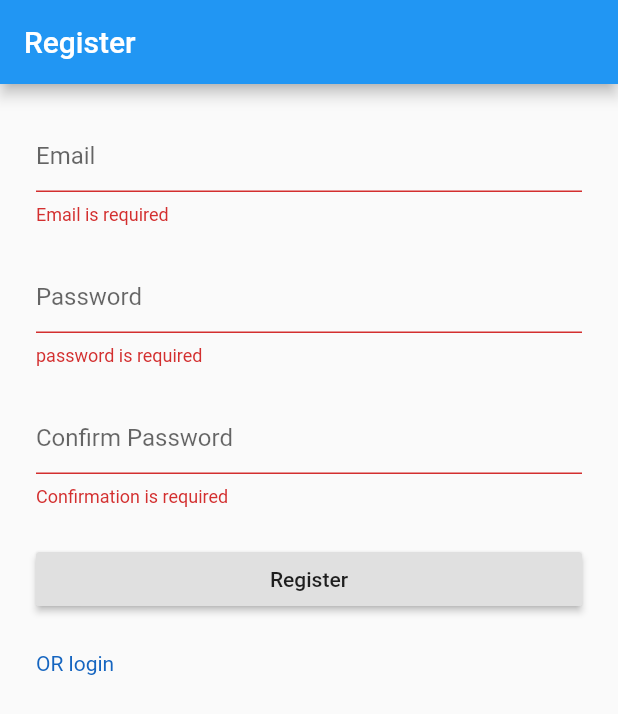
After one commit to FadyAhmed/ToDo_APP_Using_Flutter, a Flutter app: the screen it shows after launch, after a tap on "Login", after a tap on "Rigester now", after a tap on "Register", on a phone screen of 412 x 824 dp. The commit adds this screen. Shown: the top 714 px of the screen. Run offline on Flutter 3.47's test engine with Material 2 defaults, Android fonts, the phone set to English and light mode, and no system bars; our stand-ins replace firebase_auth; accounts and stored records are empty.

Commit message:
steps on Login with email

```diff
--- /dev/null
+++ b/lib/auth/login.dart
@@ -0,0 +1,170 @@
+import 'dart:developer';
+
+import 'package:TODO_APP/ToDo/HomeScreen.dart';
+import 'package:firebase_auth/firebase_auth.dart';
+import 'package:flutter/material.dart';
+import 'package:TODO_APP/auth/register.dart';
+import 'package:flutter/services.dart';
+
+class LoginScreen extends StatefulWidget {
+  @override
+  _LoginScreenState createState() => _LoginScreenState();
+}
+
+class _LoginScreenState extends State<LoginScreen> {
+  TextEditingController _email = TextEditingController();
+  TextEditingController _password = TextEditingController();
+
+  var _loginFormKey = GlobalKey<FormState>();
+  bool _autoValidation = false;
+  bool _isLoading = false;
+
+  @override
+  Widget build(BuildContext context) {
+    return Scaffold(
+      appBar: AppBar(
+        title: Text('Login'),
+      ),
+      body: _isLoading
+          ? _loadingScreen()
+          : SingleChildScrollView(
+              child: Container(
+                padding: EdgeInsets.all(24),
+                child: Form(
+                  key: _loginFormKey,
+                  autovalidate: _autoValidation,
+                  child: Column(
+                    children: <Widget>[
+                      TextFormField(
+                        controller: _email,
+                        decoration: InputDecoration(
+                          hintText: 'Email',
+                        ),
+                        validator: (value) {
+                          log(_email.text);
+                          log(_password.text);
+                          if (value.isEmpty) {
+                            return 'Email is required';
+                          } else {
+                            return null;
+                          }
+                        },
+                      ),
+                      SizedBox(
+                        height: 24,
+                      ),
+                      TextFormField(
+                        controller: _password,
+                        obscureText: true,
+                        decoration: InputDecoration(
+                          hintText: 'Password',
+                        ),
+                        validator: (value) {
+                          if (value.isEmpty) {
+                            return 'password is required';
+                          } else {
+                            return null;
+                          }
+                        },
+                      ),
+                      SizedBox(
+                        height: 24,
+                      ),
+                      Container(
+                          width: double.infinity,
+                          child: RaisedButton(
+                            onPressed: _onLoginClikced,
+                            child: Text('Login'),
+                          )),
+                      SizedBox(
+                        height: 24,
+                      ),
+                      Row(
+                        children: <Widget>[
+                          Text('Don\'t have an account? '),
+                          InkWell(
+                            child: Text(
+                              'Rigester now',
+                              style: TextStyle(color: Colors.blue[800]),
+                            ),
+                            onTap: () {
+                              Navigator.pushReplacement(
+                                  context,
+                                  MaterialPageRoute(
+                                      builder: (context) => RegisterScreen()));
+                            },
+                          ),
+                        ],
+                      ),
+                    ],
+                  ),
+                ),
+              ),
+            ),
+    );
+  }
+
+  Widget _loadingScreen() {
+    return Center(child: CircularProgressIndicator());
+  }
+
+  void _onLoginClikced() async {
+    if (!_loginFormKey.currentState.validate()) {
+      setState(() {
+        _autoValidation = true;
+        _isLoading = false;
+      });
+    } else {
+      setState(() {
+        _autoValidation = false;
+        _isLoading = true;
+      });
+      AuthResult user;
+      try {
+        user = await FirebaseAuth.instance.signInWithEmailAndPassword(
+            email: _email.text, password: _password.text);
+        log(_email.text);
+      } on PlatformException catch (error) {
+        log(error.toString());
+      }
+
+      if (user == null) {
+        return _alert();
+      } else {
+        Navigator.of(context).pushReplacement(
+            MaterialPageRoute(builder: (context) => HomeScreen()));
+      }
+    }
+  }
+
+  void _alert() {
+    showDialog(
+        context: context,
+        builder: (BuildContext context) {
+          return AlertDialog(
+            content: Text('You\'re not signed in'),
+            actions: <Widget>[
+              FlatButton(
+                child: Text('Register'),
+                onPressed: () {
+                  setState(() {
+                    _isLoading = false;
+                  });
+                  Navigator.of(context).pushReplacement(MaterialPageRoute(
+                      builder: (context) => RegisterScreen()));
+                },
+              ),
+              FlatButton(
+                child: Text('Try again'),
+                onPressed: () {
+                  setState(() {
+                    _isLoading = false;
+                  });
+                  Navigator.pop(context, false);
+                },
+              ),
+            ],
+          );
+        });
+  }
+}
--- /dev/null
+++ b/lib/auth/register.dart
@@ -0,0 +1,187 @@
+import 'dart:developer';
+import 'package:TODO_APP/auth/login.dart';
+import 'package:firebase_auth/firebase_auth.dart';
+import 'package:flutter/material.dart';
+import 'package:TODO_APP/ToDo/HomeScreen.dart';
+
+class RegisterScreen extends StatefulWidget {
+  @override
+  _RegisterScreenState createState() => _RegisterScreenState();
+}
+
+class _RegisterScreenState extends State<RegisterScreen> {
+  TextEditingController _email = TextEditingController();
+  TextEditingController _password = TextEditingController();
+  TextEditingController _passwordConfirmation = TextEditingController();
+
+  var _formKey = GlobalKey<FormState>();
+  bool _autoValidation = false;
+  bool _isLoading = false;
+
+  @override
+  void dispose() {
+    _email.dispose();
+    super.dispose();
+  }
+
+  Widget build(BuildContext context) {
+    return Scaffold(
+      appBar: AppBar(
+        title: Text('Register'),
+      ),
+      body: _isLoading
+          ? _loadingScreen()
+          : SingleChildScrollView(
+              child: Container(
+                padding: EdgeInsets.all(24),
+                child: Form(
+                  autovalidate: _autoValidation,
+                  key: _formKey,
+                  child: Column(
+                    children: <Widget>[
+                      TextFormField(
+                        controller: _email,
+                        decoration: InputDecoration(
+                          hintText: 'Email',
+                        ),
+                        validator: (value) {
+                          if (value.isEmpty) {
+                            return 'Email is required';
+                          } else {
+                            return null;
+                          }
+                        },
+                      ),
+                      SizedBox(
+                        height: 24,
+                      ),
+                      TextFormField(
+                        controller: _password,
+                        obscureText: true,
+                        decoration: InputDecoration(
+                          hintText: 'Password',
+                        ),
+                        validator: (value) {
+                          if (value.isEmpty) {
+                            return 'password is required';
+                          } else {
+                            return null;
+                          }
+                        },
+                      ),
+                      SizedBox(
+                        height: 24,
+                      ),
+                      TextFormField(
+                        controller: _passwordConfirmation,
+                        obscureText: true,
+                        decoration: InputDecoration(
+                          hintText: 'Confirm Password',
+                        ),
+                        validator: (value) {
+                          log(value);
+                          log(_password.value.text);
+
+                          if (value.isEmpty) {
+                            return 'Confirmation is required';
+                          } else if (value != _password.value.text) {
+                            return 'don\'t match';
+                          } else {
+                            return null;
+                          }
+                        },
+                      ),
+                      SizedBox(
+                        height: 24,
+                      ),
+                      Container(
+                          width: double.infinity,
+                          child: RaisedButton(
+                            onPressed: _onRegisterClick,
+                            child: Text('Register'),
+                          )),
+                      SizedBox(
+                        height: 24,
+                      ),
+                      Row(
+                        children: <Widget>[
+                          InkWell(
+                            child: Text(
+                              'OR login',
+                              style: TextStyle(color: Colors.blue[800]),
+                            ),
+                            onTap: () {
+                              Navigator.pushReplacement(
+                                  context,
+                                  MaterialPageRoute(
+                                      builder: (context) => LoginScreen()));
+                            },
+                          ),
+                        ],
+                      ),
+                    ],
+                  ),
+                ),
+              ),
+            ),
+    );
+  }
+
+  Widget _loadingScreen() {
+    return Center(
+        child: Container(
+      child: CircularProgressIndicator(),
+    ));
+  }
+
+  void _onRegisterClick() async {
+    if (!_formKey.currentState.validate()) {
+      setState(() {
+        _autoValidation = true;
+        _isLoading = false;
+      });
+    } else {
+      setState(() {
+        _autoValidation = false;
+        _isLoading = true;
+      });
+
+//Firebase Codes
+      AuthResult result;
+      try {
+        result = await FirebaseAuth.instance.createUserWithEmailAndPassword(
+            email: _email.text, password: _password.text);
+      } catch (error) {
+        log(error.toString());
+      }
+
+      if (result == null) {
+        return _alert();
+      } else {
+        Navigator.of(context).pushReplacement(
+            MaterialPageRoute(builder: (context) => HomeScreen()));
+      }
+    }
+  }
+
+  void _alert() {
+    showDialog(
+        context: context,
+        builder: (BuildContext context) {
+          return AlertDialog(
+            content: Text('Wrong email format'),
+            actions: <Widget>[
+              FlatButton(
+                child: Text('Ok'),
+                onPressed: () {
+                  setState(() {
+                    _isLoading = false;
+                  });
+                  return Navigator.pop(context, false);
+                },
+              ),
+            ],
+          );
+        });
+  }
+}
--- a/lib/main.dart
+++ b/lib/main.dart
@@ -1,11 +1,21 @@
+import 'package:firebase_auth/firebase_auth.dart';
 import 'package:flutter/material.dart';
+import 'auth/login.dart';
+import 'ToDo/HomeScreen.dart';
 
-void main() {
-  runApp(MyApp());
+void main() async {
+  WidgetsFlutterBinding.ensureInitialized();
+  Widget homeScreen = HomeScreen();
+  FirebaseUser user = await FirebaseAuth.instance.currentUser();
+  if (user == null) {
+    homeScreen = LoginScreen();
+  }
+  runApp(ToDoApp(homeScreen));
 }
 
-class MyApp extends StatelessWidget {
-  // This widget is the root of your application.
+class ToDoApp extends StatelessWidget {
+  final Widget home;
+  ToDoApp(this.home);
   @override
   Widget build(BuildContext context) {
     return MaterialApp(
@@ -15,26 +25,7 @@ class MyApp extends StatelessWidget {
         primarySwatch: Colors.blue,
         visualDensity: VisualDensity.adaptivePlatformDensity,
       ),
-      home: MyHomePage(),
+      home: this.home,
     );
   }
 }
-
-class MyHomePage extends StatefulWidget {
-  @override
-  _MyHomePageState createState() => _MyHomePageState();
-}
-
-class _MyHomePageState extends State<MyHomePage> {
-  @override
-  Widget build(BuildContext context) {
-    return Scaffold(
-      appBar: AppBar(
-        title: Text('ToDo'),
-      ),
-      body: Container(
-        child: Text('dasd'),
-      ),
-    );
-  }
-}
```
Also changed, not shown: lib/ToDo/HomeScreen.dart (added, +28 -0 lines), pubspec.yaml (+3 -55 lines), pubspec.lock, 4 other files.
